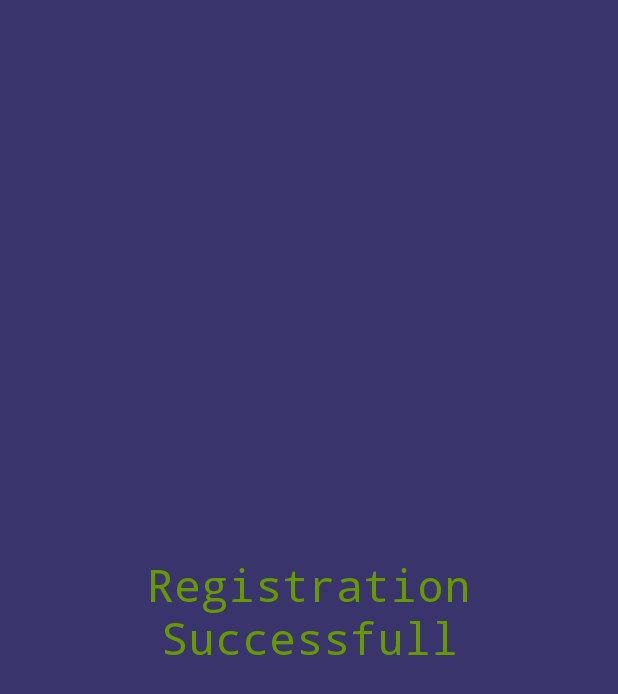
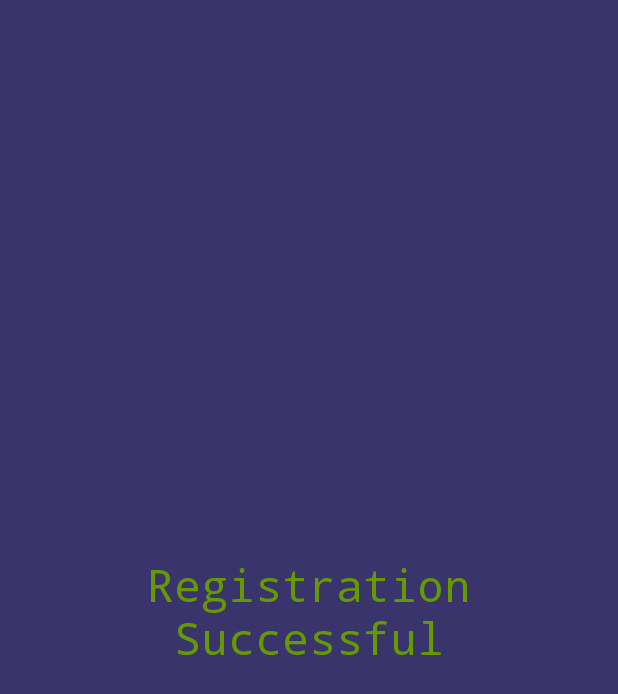
Before and after one commit to VectorMobileDEV/VectorMobileDEV-master, an Android app: the Successfully_Registered screen opened directly, with no data from a screen before it, on a phone screen of 412 x 824 dp. Shown: the top 694 px of the screen. Run offline under Robolectric (Android 15) with nearby library versions, the phone set to English and light mode, and no system bars.

```diff
--- a/app/src/main/res/layout/activity_successfully__registered.xml
+++ b/app/src/main/res/layout/activity_successfully__registered.xml
@@ -12,7 +12,7 @@
         android:layout_width="252dp"
         android:layout_height="86dp"
         android:fontFamily="monospace"
-        android:text="Registration Successfull"
+        android:text="Registration Successful"
         android:textAlignment="center"
         android:textColor="@android:color/holo_green_dark"
         android:textSize="30sp"
```
